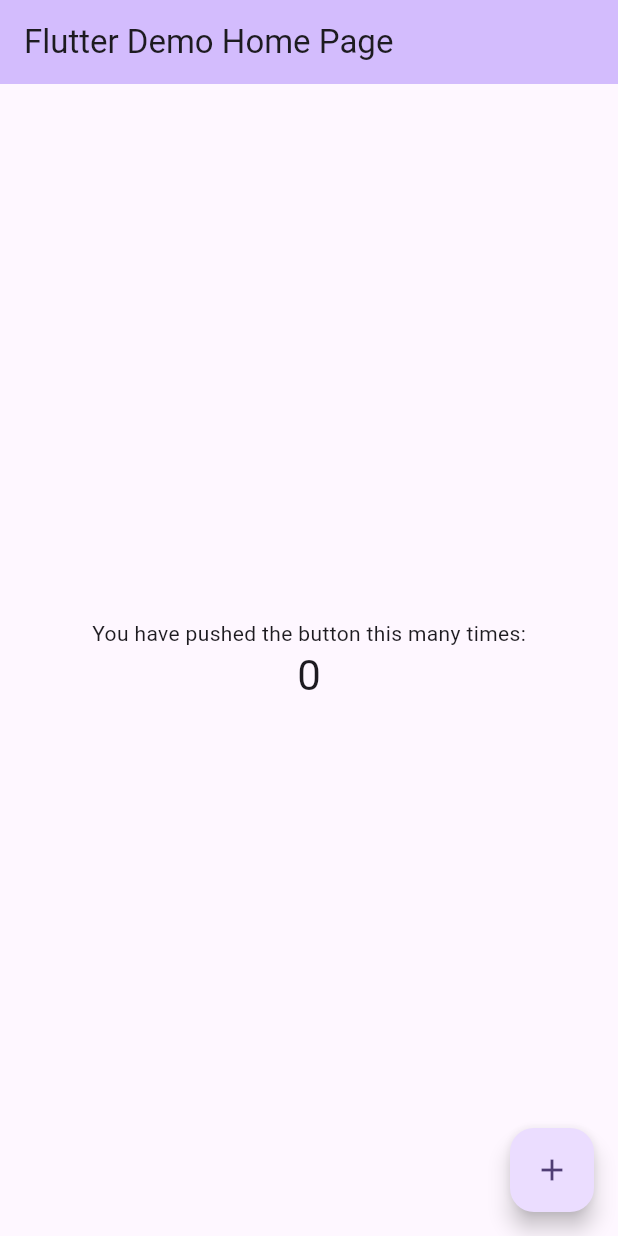
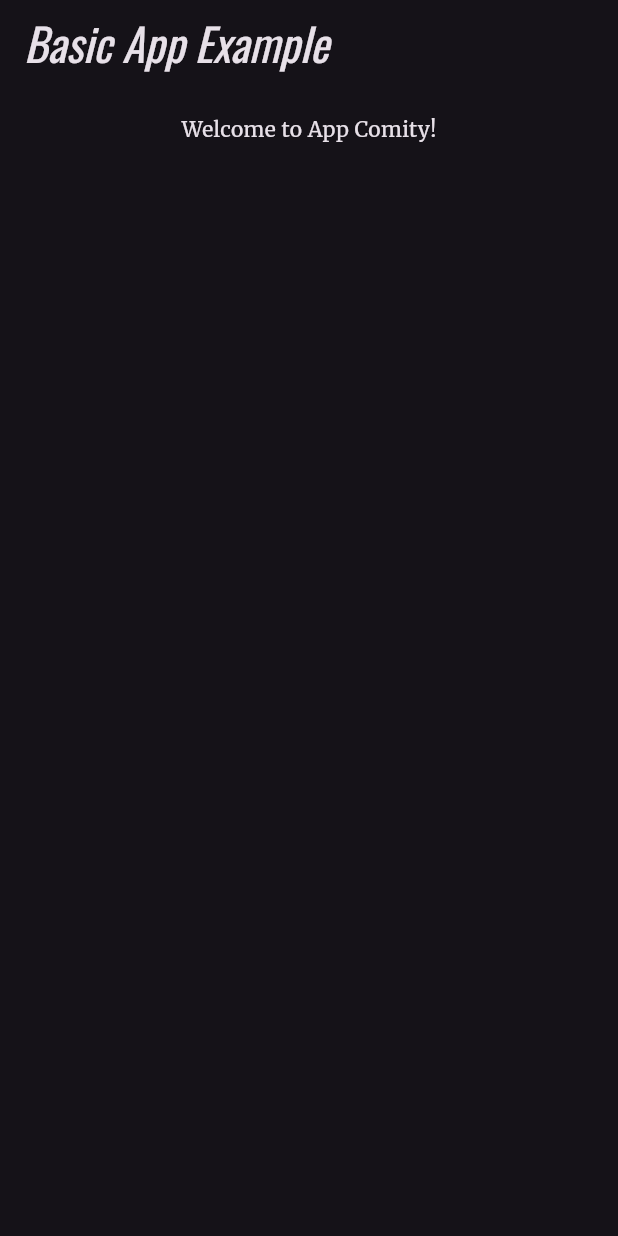
Before and after one commit to StefanRonnkvist/basicappproject, a Flutter app: the screen it shows after launch, on a phone screen of 412 x 824 dp. Run offline on Flutter 3.47's test engine with Material 3 defaults, Android fonts, the phone set to English and light mode, and no system bars; our stand-ins replace google_fonts.

Commit message:
Updated Main

```diff
--- a/lib/main.dart
+++ b/lib/main.dart
@@ -1,125 +1,70 @@
 import 'package:flutter/material.dart';
+import 'package:google_fonts/google_fonts.dart';
 
 void main() {
-  runApp(const MyApp());
+  runApp(const BasicMain());
 }
 
-class MyApp extends StatelessWidget {
-  const MyApp({super.key});
+class BasicMain extends StatelessWidget {
+  const BasicMain({super.key});
 
-  // This widget is the root of your application.
   @override
   Widget build(BuildContext context) {
     return MaterialApp(
-      title: 'Flutter Demo',
+      debugShowCheckedModeBanner: false,
+      title: 'App Comity',
       theme: ThemeData(
-        // This is the theme of your application.
-        //
-        // TRY THIS: Try running your application with "flutter run". You'll see
-        // the application has a purple toolbar. Then, without quitting the app,
-        // try changing the seedColor in the colorScheme below to Colors.green
-        // and then invoke "hot reload" (save your changes or press the "hot
-        // reload" button in a Flutter-supported IDE, or press "r" if you used
-        // the command line to start the app).
-        //
-        // Notice that the counter didn't reset back to zero; the application
-        // state is not lost during the reload. To reset the state, use hot
-        // restart instead.
-        //
-        // This works for code too, not just values: Most code changes can be
-        // tested with just a hot reload.
-        colorScheme: ColorScheme.fromSeed(seedColor: Colors.deepPurple),
         useMaterial3: true,
+        colorScheme: ColorScheme.fromSeed(
+          seedColor: Colors.deepPurple,
+          brightness: Brightness.dark,
+        ),
+        textTheme: TextTheme(
+          displayLarge: const TextStyle(
+            fontSize: 72,
+            fontWeight: FontWeight.bold,
+          ),
+          titleLarge: GoogleFonts.oswald(
+            fontSize: 30,
+            fontStyle: FontStyle.italic,
+          ),
+          bodyMedium: GoogleFonts.merriweather(),
+          displaySmall: GoogleFonts.pacifico(),
+        ),
       ),
-      home: const MyHomePage(title: 'Flutter Demo Home Page'),
+      home: const MyHomePage(title: 'Basic App Example'),
     );
   }
 }
 
-class MyHomePage extends StatefulWidget {
+class MyHomePage extends StatelessWidget {
   const MyHomePage({super.key, required this.title});
-
-  // This widget is the home page of your application. It is stateful, meaning
-  // that it has a State object (defined below) that contains fields that affect
-  // how it looks.
-
-  // This class is the configuration for the state. It holds the values (in this
-  // case the title) provided by the parent (in this case the App widget) and
-  // used by the build method of the State. Fields in a Widget subclass are
-  // always marked "final".
 
   final String title;
 
   @override
-  State<MyHomePage> createState() => _MyHomePageState();
-}
-
-class _MyHomePageState extends State<MyHomePage> {
-  int _counter = 0;
-
-  void _incrementCounter() {
-    setState(() {
-      // This call to setState tells the Flutter framework that something has
-      // changed in this State, which causes it to rerun the build method below
-      // so that the display can reflect the updated values. If we changed
-      // _counter without calling setState(), then the build method would not be
-      // called again, and so nothing would appear to happen.
-      _counter++;
-    });
-  }
-
-  @override
   Widget build(BuildContext context) {
-    // This method is rerun every time setState is called, for instance as done
-    // by the _incrementCounter method above.
-    //
-    // The Flutter framework has been optimized to make rerunning build methods
-    // fast, so that you can just rebuild anything that needs updating rather
-    // than having to individually change instances of widgets.
     return Scaffold(
       appBar: AppBar(
-        // TRY THIS: Try changing the color here to a specific color (to
-        // Colors.amber, perhaps?) and trigger a hot reload to see the AppBar
-        // change color while the other colors stay the same.
-        backgroundColor: Theme.of(context).colorScheme.inversePrimary,
-        // Here we take the value from the MyHomePage object that was created by
-        // the App.build method, and use it to set our appbar title.
-        title: Text(widget.title),
+        title: Text(title),
       ),
-      body: Center(
-        // Center is a layout widget. It takes a single child and positions it
-        // in the middle of the parent.
-        child: Column(
-          // Column is also a layout widget. It takes a list of children and
-          // arranges them vertically. By default, it sizes itself to fit its
-          // children horizontally, and tries to be as tall as its parent.
-          //
-          // Column has various properties to control how it sizes itself and
-          // how it positions its children. Here we use mainAxisAlignment to
-          // center the children vertically; the main axis here is the vertical
-          // axis because Columns are vertical (the cross axis would be
-          // horizontal).
-          //
-          // TRY THIS: Invoke "debug painting" (choose the "Toggle Debug Paint"
-          // action in the IDE, or press "p" in the console), to see the
-          // wireframe for each widget.
-          mainAxisAlignment: MainAxisAlignment.center,
-          children: <Widget>[
-            const Text(
-              'You have pushed the button this many times:',
+      body: const Padding(
+        padding: EdgeInsets.all(20.0),
+        child: SingleChildScrollView(
+          child: Center(
+            child: SizedBox(
+              width: 500,
+              child: Column(
+                children: [
+                  Text(
+                    'Welcome to App Comity!',
+                  ),
+                ],
+              ),
             ),
-            Text(
-              '$_counter',
-              style: Theme.of(context).textTheme.headlineMedium,
-            ),
-          ],
+          ),
         ),
       ),
-      floatingActionButton: FloatingActionButton(
-        onPressed: _incrementCounter,
-        tooltip: 'Increment',
-        child: const Icon(Icons.add),
-      ), // This trailing comma makes auto-formatting nicer for build methods.
     );
   }
 }
--- a/pubspec.yaml
+++ b/pubspec.yaml
@@ -35,6 +35,7 @@ dependencies:
   # The following adds the Cupertino Icons font to your application.
   # Use with the CupertinoIcons class for iOS style icons.
   cupertino_icons: ^1.0.8
+  google_fonts: ^6.2.1
 
 dev_dependencies:
   flutter_test:
```
Also changed, not shown: pubspec.lock, 1 other file.
